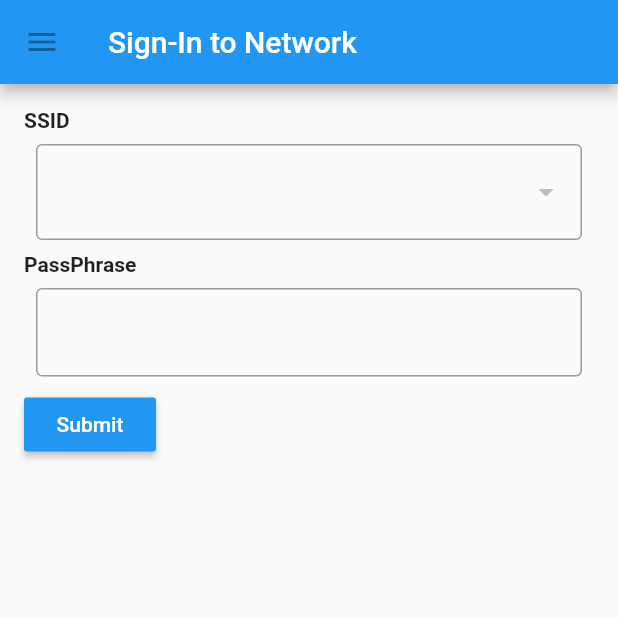
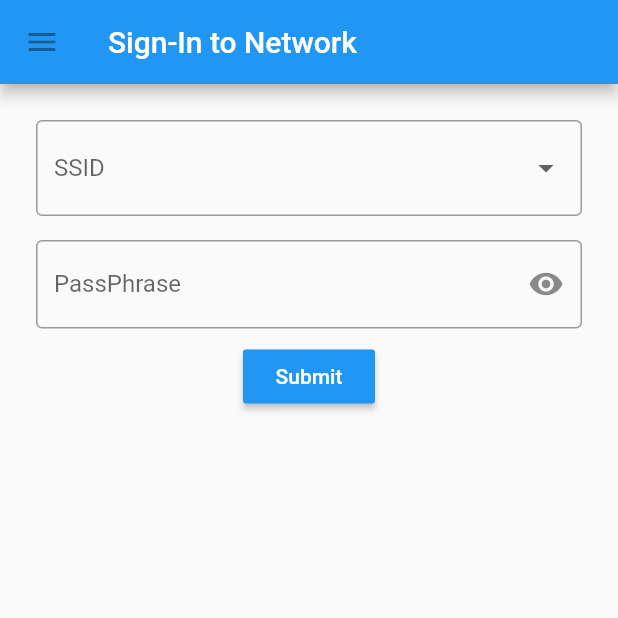
Before and after one commit to AgentTango/WifiPre, a Flutter app: the screen it shows after launch, on a phone screen of 412 x 824 dp, the top half of it. Run offline on Flutter 3.47's test engine with Material 2 defaults, Android fonts, the phone set to English and light mode, and no system bars.

Commit message:
Updated SSID & PassPhrase boxes

```diff
--- a/lib/main.dart
+++ b/lib/main.dart
@@ -1,6 +1,6 @@
 import 'package:flutter/material.dart';
 
-void main () {
+void main() {
   runApp(new MyApp());
 }
 
@@ -15,9 +15,18 @@ class MyApp extends StatelessWidget {
               Expanded(
                 child: ListView(
                   children: <Widget>[
-                    new ListTile(title: Text("Entry One"),trailing: Icon(Icons.terrain),),
-                    new ListTile(title: Text("Entry Two"),trailing: Icon(Icons.terrain),),
-                    new ListTile(title: Text("Entry Three"),trailing: Icon(Icons.terrain),)
+                    new ListTile(
+                      title: Text("Entry One"),
+                      trailing: Icon(Icons.terrain),
+                    ),
+                    new ListTile(
+                      title: Text("Entry Two"),
+                      trailing: Icon(Icons.terrain),
+                    ),
+                    new ListTile(
+                      title: Text("Entry Three"),
+                      trailing: Icon(Icons.terrain),
+                    )
                   ],
                 ),
               )
@@ -25,7 +34,10 @@ class MyApp extends StatelessWidget {
           ),
         ),
         appBar: new AppBar(
-          leading: IconButton(icon : Icon(Icons.menu),onPressed: null,),
+          leading: IconButton(
+            icon: Icon(Icons.menu),
+            onPressed: null,
+          ),
           title: Text("Sign-In to Network"),
         ),
         body: new AppBody(),
@@ -42,32 +54,44 @@ class AppBody extends StatefulWidget {
 }
 
 class AppBodyState extends State<AppBody> {
-  List _cities =
-  ["Cluj-Napoca", "Bucuresti", "Timisoara", "Brasov", "Constanta"];
+  List _cities = [
+    "SSID",
+    "Android HotSpot",
+    "FBI Van 4",
+    "Local Area Connection",
+    "JioFi",
+    "GoogleFi"
+  ];
 
   List<DropdownMenuItem<String>> _dropDownMenuItems;
   String _currentCity;
+
   void changedDropDownItem(String selectedCity) {
     setState(() {
       _currentCity = selectedCity;
     });
   }
+  bool _obscureText = true;
+  void _toggle() {
+    setState(() {
+      _obscureText = !_obscureText;
+    });
+  }
   @override
   void initState() {
     _dropDownMenuItems = getDropDownMenuItems();
-    _currentCity = _dropDownMenuItems[0].value;
+    _currentCity = "SSID";
     super.initState();
   }
+
   List<DropdownMenuItem<String>> getDropDownMenuItems() {
     List<DropdownMenuItem<String>> items = new List();
     for (String city in _cities) {
-      items.add(new DropdownMenuItem(
-          value: city,
-          child: new Text(city)
-      ));
+      items.add(new DropdownMenuItem(value: city, child: new Text(city)));
     }
     return items;
   }
+
   Widget build(BuildContext context) {
     return SafeArea(
         child: Padding(
@@ -75,33 +99,46 @@ class AppBodyState extends State<AppBody> {
       child: new Column(
         crossAxisAlignment: CrossAxisAlignment.start,
         children: <Widget>[
-              new Text("SSID",style: TextStyle(fontWeight: FontWeight.bold),),
+//          new Text("SSID",style: TextStyle(fontWeight: FontWeight.bold),),
           Padding(
             padding: const EdgeInsets.all(8.0),
-                child: DropdownButtonFormField(items: _dropDownMenuItems,decoration: InputDecoration(border: OutlineInputBorder()),),
+            child: DropdownButtonFormField(
+              items: _dropDownMenuItems,
+              onChanged: changedDropDownItem,
+//              hint: Text(_currentCity),
+              decoration: InputDecoration(
+                border: OutlineInputBorder(),
+                labelText: _currentCity
               ),
-              new Text("PassPhrase",style: TextStyle(fontWeight: FontWeight.bold),),
+            ),
+          ),
+//              new Text("PassPhrase",style: TextStyle(fontWeight: FontWeight.bold),),
           Padding(
             padding: const EdgeInsets.all(8.0),
             child: new TextField(
-                  obscureText: true,
+              obscureText: _obscureText,
               decoration: InputDecoration(
                 border: OutlineInputBorder(),
+                labelText: "PassPhrase",
+                suffixIcon: IconButton(icon: Icon(Icons.remove_red_eye),onPressed: (){
+                  _toggle();
+                } ,),
               ),
             ),
           ),
-              new RaisedButton(
+          Center(
+            child: new RaisedButton(
               onPressed: () {
-                    Scaffold.of(context).showSnackBar(
-                        SnackBar(content: Text("Button Pressed")));
+                Scaffold.of(context)
+                    .showSnackBar(SnackBar(content: Text("Button Pressed")));
               },
               child: new Text("Submit"),
               color: Colors.blue,
               textColor: Colors.white,
+            ),
           )
         ],
       ),
-        )
-    );
+    ));
   }
 }
```
Also changed, not shown: 1 other file. Lines whose indentation alone changed are shown as unchanged.
